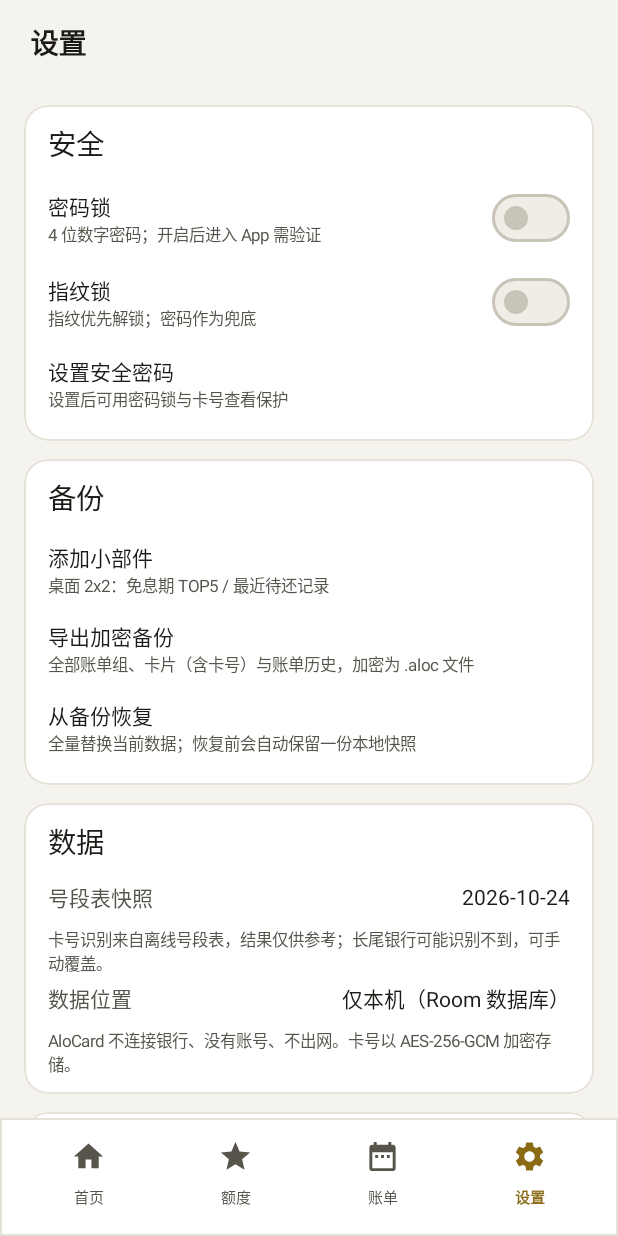
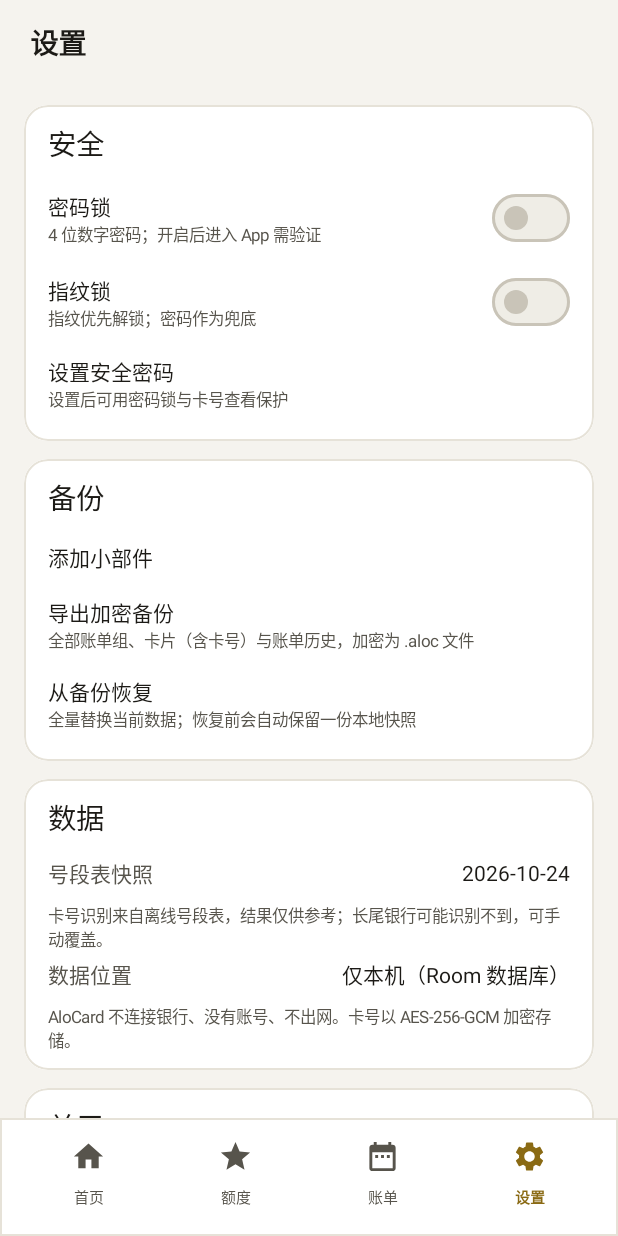
Before and after one commit to alosir/AloCard, an Android app built with Jetpack Compose: the SettingsScreen screen opened through its navigation route, on a phone screen of 412 x 824 dp. Run offline under Robolectric (Android 15) with nearby library versions, the phone set to English and light mode, and no system bars; our stand-ins replace Dagger/Hilt's generated code, Room's generated code; 3 statements that could not run were skipped.

Commit message:
feat: v0.1.0 日期口径与组件自动刷新
- 首页免息期显示出账日与对应还款日
- 距还款日模式精简待还文案，已结清显示下期还款日
- 数据库变化实时触发桌面组件刷新
- 精简设置文案，更新日志重写为核心功能清单

```diff
--- a/android/app/src/main/kotlin/com/alosir/card/MainActivity.kt
+++ b/android/app/src/main/kotlin/com/alosir/card/MainActivity.kt
@@ -28,6 +28,9 @@ class MainActivity : FragmentActivity() {
     lateinit var refresher: DailySurfacesRefresher
 
     @Inject
+    lateinit var billingGroups: com.alosir.card.domain.repository.BillingGroupRepository
+
+    @Inject
     lateinit var security: SecurityManager
 
     @Inject
@@ -44,6 +47,11 @@ class MainActivity : FragmentActivity() {
         AloCardWorkManager.ensureScheduled(this)
 
         handleSurfaceRefresh()
+        lifecycleScope.launch {
+            billingGroups.observeGroupsWithCards().collect {
+                runCatching { refresher.refresh() }
+            }
+        }
 
         setContent {
             AloCardTheme {
--- a/android/app/src/main/kotlin/com/alosir/card/ui/screen/HomeScreen.kt
+++ b/android/app/src/main/kotlin/com/alosir/card/ui/screen/HomeScreen.kt
@@ -288,13 +288,15 @@ fun HomeScreen(
                         var rightColor: androidx.compose.ui.graphics.Color? = null
                         when (uiState.sortMode) {
                             SortMode.GRACE -> {
-                                // 免息期：左侧免息天数，右侧当天刷卡后的出账日
                                 leftMain = group.gracePeriodDays?.toString() ?: "待完善"
                                 leftSub = "天免息"
-                                rightText = when {
-                                    nextBillDate == null -> "补充账期后可用"
-                                    nextDueDays == 0 -> "今天出账"
-                                    else -> "${nextBillDate.monthValue}/${nextBillDate.dayOfMonth} 出账（${nextDueDays}天后）"
+                                rightText = if (nextBillDate != null && group.nextDueDate != null) {
+                                    com.alosir.card.domain.HomeListDateText.graceBillAndDue(
+                                        nextBillDate,
+                                        group.nextDueDate,
+                                    )
+                                } else {
+                                    "补充账期后可用"
                                 }
                             }
                             SortMode.DUE -> {
@@ -306,12 +308,14 @@ fun HomeScreen(
                                     }
                                     group.billState == BillState.SETTLED -> {
                                         leftMain = formatDays(nextDueDays)
-                                        rightText = nextBillDate?.let { "${it.monthValue}/${it.dayOfMonth} 下期出账" } ?: "本期已结清"
+                                        rightText = group.nextDueDate?.let {
+                                            com.alosir.card.domain.HomeListDateText.nextDue(it)
+                                        } ?: "本期已结清"
                                     }
                                     else -> {
                                         leftMain = formatDays(dueDays)
                                         rightText = if (dueDays != null) {
-                                            "${group.dueSubText.removeSuffix(" 还款")} 还款（${dueDays}天后）"
+                                            com.alosir.card.domain.HomeListDateText.currentDue(group.dueDate)
                                         } else {
                                             "补充账期后可用"
                                         }
--- a/android/app/src/main/kotlin/com/alosir/card/ui/screen/HomeViewModel.kt
+++ b/android/app/src/main/kotlin/com/alosir/card/ui/screen/HomeViewModel.kt
@@ -64,8 +64,10 @@ data class GroupItem(
     val paidAmountCents: Long = 0L,
     /** 下一个还款日距今的天数（已结清时排序与展示用） */
     val nextDueDays: Int? = null,
-    /** 下期账单日（已结清时右侧「下期出账」用） */
+    /** 消费所属账单日 */
     val nextBillDate: LocalDate? = null,
+    /** 消费所属账单的最后还款日 */
+    val nextDueDate: LocalDate? = null,
 )
 
 /** 首页 UI 状态 */
@@ -195,6 +197,7 @@ class HomeViewModel @Inject constructor(
                     DateEngine.nextBillingDate(fallbackBillDay, today).plusDays(fallbackOffset.toLong()),
                 ).toInt(),
                 nextBillDate = DateEngine.nextBillingDate(fallbackBillDay, today),
+                nextDueDate = DateEngine.nextDueDateOf(fallbackBillDay, fallbackOffset, today),
             )
         }
 
--- a/android/app/src/main/kotlin/com/alosir/card/ui/screen/settings/SettingsScreen.kt
+++ b/android/app/src/main/kotlin/com/alosir/card/ui/screen/settings/SettingsScreen.kt
@@ -253,7 +253,6 @@ fun SettingsScreen(
                 SectionTitle("备份")
                 SettingsRow(
                     title = "添加小部件",
-                    hint = "桌面 2x2：免息期 TOP5 / 最近待还记录",
                     onClick = { showWidgetChooser = true },
                 )
                 SettingsRow(
@@ -533,7 +532,7 @@ private fun ChangelogContent(markdown: String) {
 }
 
 @Composable
-private fun SettingsRow(title: String, hint: String, onClick: () -> Unit) {
+private fun SettingsRow(title: String, hint: String = "", onClick: () -> Unit) {
     Column(
         Modifier
             .fillMaxWidth()
@@ -541,6 +540,6 @@ private fun SettingsRow(title: String, hint: String, onClick: () -> Unit) {
             .padding(vertical = 8.dp),
     ) {
         Text(title, style = MaterialTheme.typography.bodyLarge)
-        HintText(hint)
+        if (hint.isNotEmpty()) HintText(hint)
     }
 }
```
Also changed, not shown: android/app/src/main/kotlin/com/alosir/card/domain/HomeListDateText.kt (added, +14 -0 lines), 2 other files.
